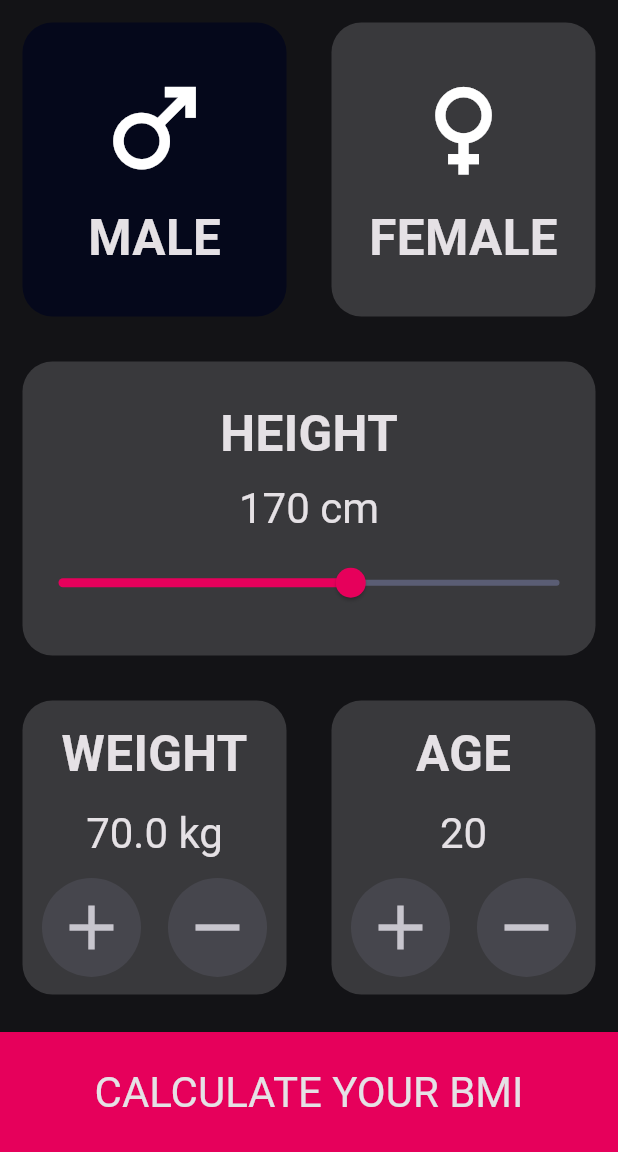
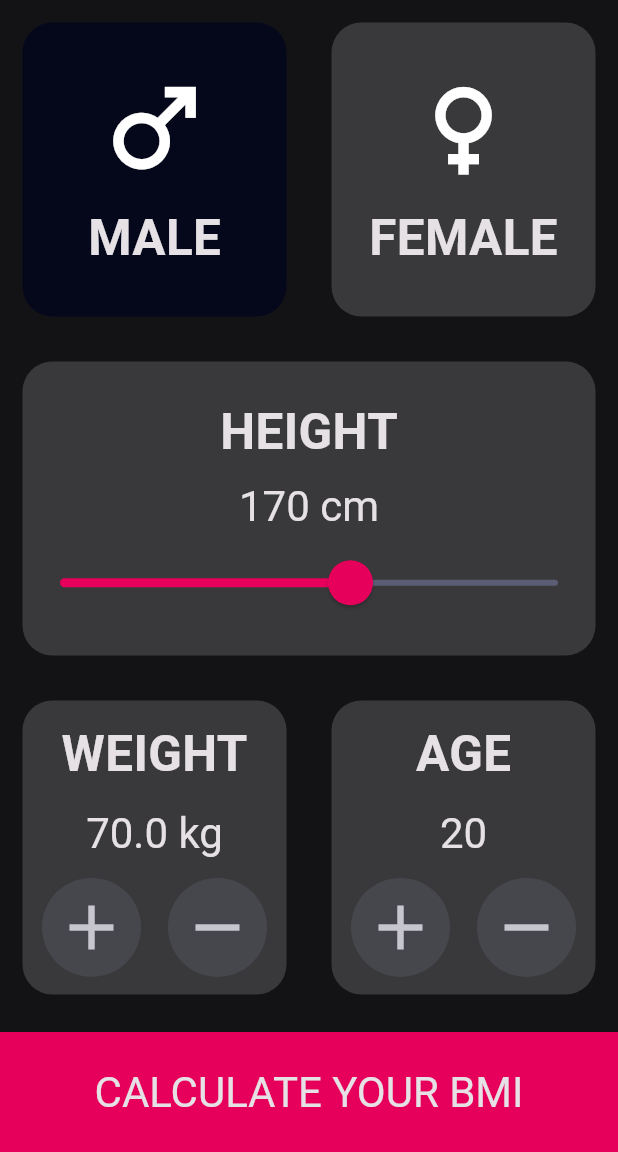
Before and after one commit to SergiuDornea/BMI-calculator, a Flutter app: the screen it shows after launch, on a phone screen of 412 x 824 dp, the part 84-1236 px from its top. Run offline on Flutter 3.47's test engine with Material 3 defaults, Android fonts, the phone set to English and light mode, and no system bars; our stand-ins replace google_fonts; Roboto replaces fonts that are missing (Abel, Aboreto).

Commit message:
slider theme 2

```diff
--- a/lib/input_page.dart
+++ b/lib/input_page.dart
@@ -83,7 +83,12 @@ class _InputPageState extends State<InputPage> {
                   style: Theme.of(context).textTheme.headlineMedium,
                 ),
                 const SizedBox(height: 8.0),
-                Slider(
+                SliderTheme(
+                  data: SliderTheme.of(context).copyWith(
+                    thumbShape: const RoundSliderThumbShape(enabledThumbRadius: 15.0),
+                    overlayShape: const RoundSliderOverlayShape(overlayRadius: 25.0),
+                  ),
+                  child: Slider(
                       value: height,
                       min: 100,
                       max: 220,
@@ -94,7 +99,8 @@ class _InputPageState extends State<InputPage> {
                         setState(() {
                           height = newHeight;
                         });
-                    })
+                      }),
+                )
               ],
             ),
           )),
```
Lines whose indentation alone changed are shown as unchanged.
